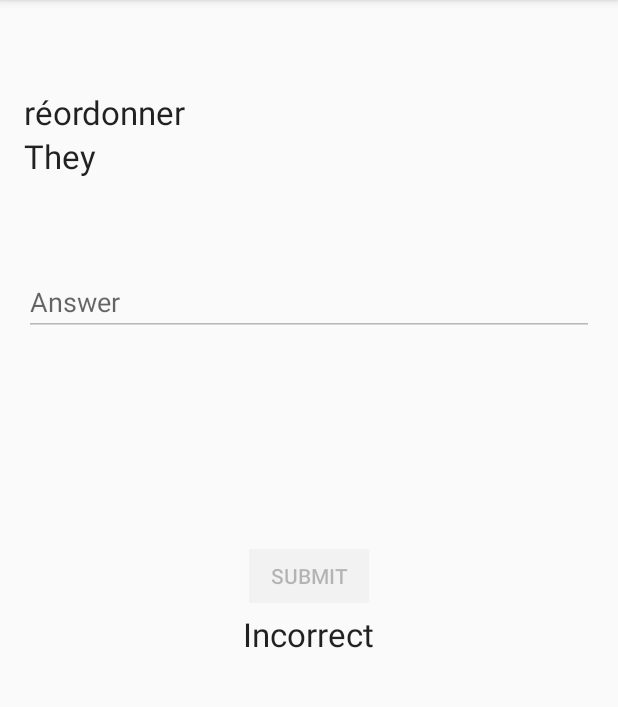
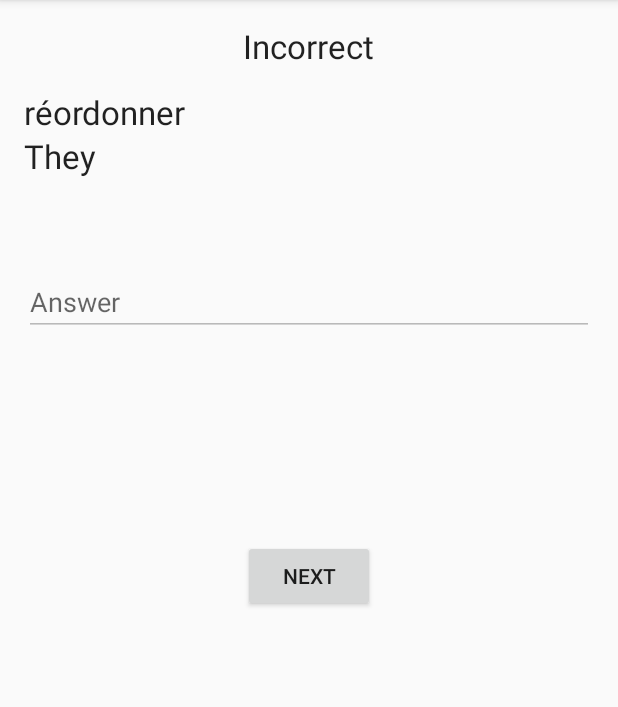
Before and after one commit to etp404/frenchverbinator, an Android app: the screen it shows after launch (QuestionActivity), after a tap on "SUBMIT", on a phone screen of 412 x 824 dp, the part 84-791 px from its top. Run offline under Robolectric (Android 15) with nearby library versions, the phone set to English and light mode, and no system bars.

Commit message:
Can re-enter question mode.

```diff
--- a/app/src/main/java/uk/co/mould/matt/frenchverbinator/AndroidQuestionView.java
+++ b/app/src/main/java/uk/co/mould/matt/frenchverbinator/AndroidQuestionView.java
@@ -1,5 +1,6 @@
 package uk.co.mould.matt.frenchverbinator;
 
+import android.view.View;
 import android.view.ViewGroup;
 import android.widget.TextView;
 
@@ -44,6 +45,12 @@ public final class AndroidQuestionView implements QuestionView {
 	@Override
 	public void answerMode() {
 		answerBox.setEnabled(false);
-		questionViewGroup.findViewById(R.id.submitButton).setEnabled(false);
+		questionViewGroup.findViewById(R.id.submitButton).setVisibility(View.GONE);
+		questionViewGroup.findViewById(R.id.next).setVisibility(View.VISIBLE);
+	}
+
+	@Override
+	public void enterQuestionMode() {
+
 	}
 }
--- a/app/src/main/java/uk/co/mould/matt/frenchverbinator/QuestionActivity.java
+++ b/app/src/main/java/uk/co/mould/matt/frenchverbinator/QuestionActivity.java
@@ -41,6 +41,13 @@ public class QuestionActivity extends Activity {
 				}
 			});
 
+			findViewById(R.id.next).setOnClickListener(new View.OnClickListener() {
+				@Override
+				public void onClick(View v) {
+					questionPresenter.showQuestion();
+				}
+			});
+
 		} catch (Exception ignored) {}
 	}
 
--- a/app/src/main/res/layout/question_layout.xml
+++ b/app/src/main/res/layout/question_layout.xml
@@ -39,6 +39,13 @@
         android:text="Submit"
         android:id="@+id/submitButton"
         android:layout_centerVertical="true" android:layout_centerHorizontal="true"/>
+    <Button
+        android:layout_width="wrap_content"
+        android:layout_height="wrap_content"
+        android:text="Next"
+        android:id="@+id/next"
+        android:layout_centerVertical="true" android:layout_centerHorizontal="true"
+        android:visibility="gone"/>
     <TextView
         android:layout_width="wrap_content"
         android:layout_height="wrap_content"
--- a/core/src/main/java/uk/co/mould/matt/QuestionPresenter.java
+++ b/core/src/main/java/uk/co/mould/matt/QuestionPresenter.java
@@ -26,6 +26,7 @@ public class QuestionPresenter {
 		questionView.setPerson(questionPerson);
 		questionVerb = fakeQuestionGenerator.getRandomVerb();
 		questionView.setVerb(questionVerb);
+		questionView.enterQuestionMode();
 	}
 
 	public void submitAnswer() {
--- a/core/src/main/java/uk/co/mould/matt/QuestionView.java
+++ b/core/src/main/java/uk/co/mould/matt/QuestionView.java
@@ -15,4 +15,6 @@ public interface QuestionView {
 	String getAnswer();
 
 	void answerMode();
+
+	void enterQuestionMode();
 }
```
Also changed, not shown: 2 other files.
